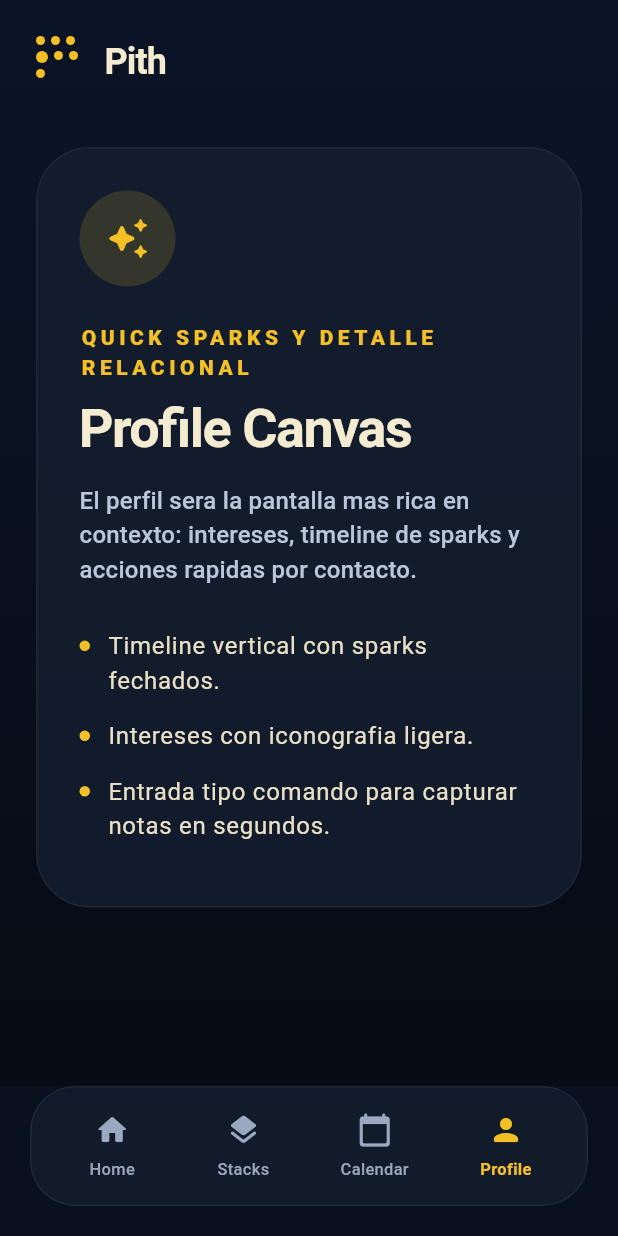
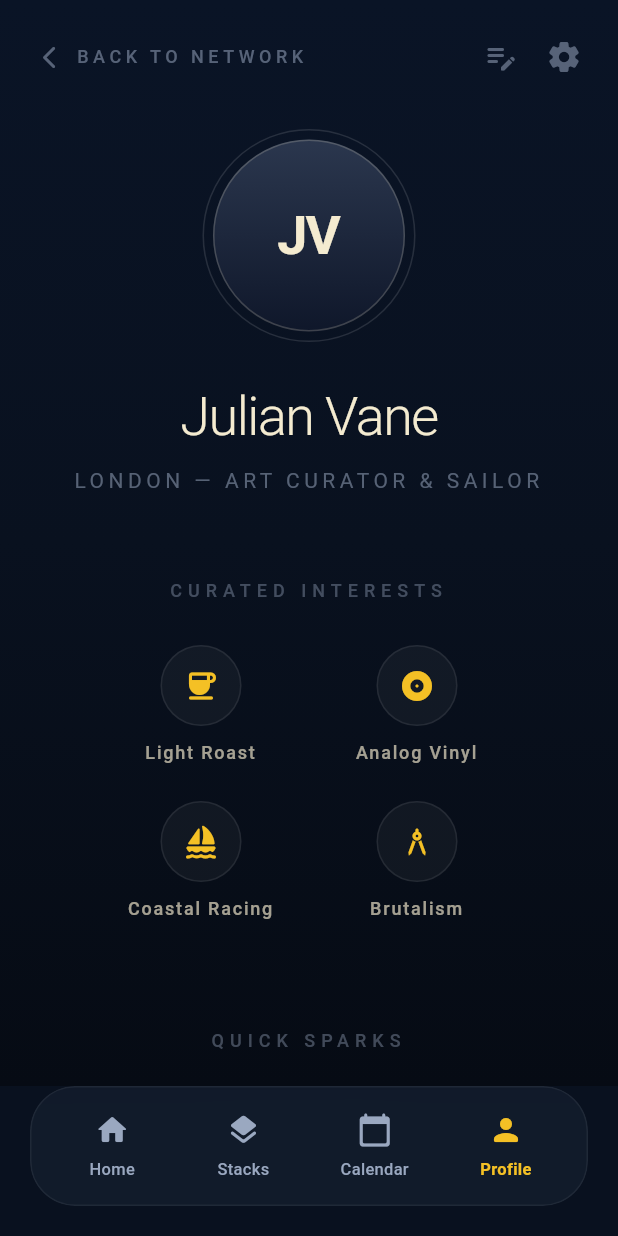
Before and after one commit to favodev/pith, a Flutter app: the screen it shows after launch, item 4 of the bottom bar chosen, on a phone screen of 412 x 824 dp. Run offline on Flutter 3.47's test engine with Material 3 defaults, Android fonts, the light colour scheme and no system bars.

Commit message:
feat: add ProfileCanvasScreen and integrate profile data with interests and sparks

```diff
--- a/lib/app.dart
+++ b/lib/app.dart
@@ -6,6 +6,7 @@ import 'core/models/pith_models.dart';
 import 'core/theme/pith_theme.dart';
 import 'features/birthdays/birthday_stack_screen.dart';
 import 'features/home/home_dashboard_screen.dart';
+import 'features/profile/profile_canvas_screen.dart';
 import 'features/search/power_search_screen.dart';
 import 'features/shared/common_widgets.dart';
 import 'features/shared/preview_screen.dart';
@@ -158,6 +159,36 @@ class _PithShellState extends State<PithShell>
     ),
   ];
 
+  static const _profile = ContactProfile(
+    name: 'Julian Vane',
+    subtitle: 'LONDON — ART CURATOR & SAILOR',
+    initials: 'JV',
+    interests: [
+      ProfileInterest(label: 'Light Roast', icon: Icons.coffee_rounded),
+      ProfileInterest(label: 'Analog Vinyl', icon: Icons.album_rounded),
+      ProfileInterest(label: 'Coastal Racing', icon: Icons.sailing_rounded),
+      ProfileInterest(label: 'Brutalism', icon: Icons.architecture_rounded),
+    ],
+    sparks: [
+      QuickSparkEntry(
+        dateLabel: 'OCT 14, 2023',
+        content:
+            'Mentioned wanting a first edition of "The Old Man and the Sea". Prefers the 1952 Scribner\'s cover.',
+        highlighted: true,
+      ),
+      QuickSparkEntry(
+        dateLabel: 'SEP 28, 2023',
+        content:
+            'Gift Idea: A high-quality set of brass drafting tools for his architectural sketches.',
+      ),
+      QuickSparkEntry(
+        dateLabel: 'AUG 12, 2023',
+        content:
+            'Loves bitter chocolate and small-batch mezcal. Specifically mentions Joven styles.',
+      ),
+    ],
+  );
+
   final List<ShellTabItem> _tabs = const [
     ShellTabItem(label: 'Home', icon: Icons.home_rounded),
     ShellTabItem(label: 'Stacks', icon: Icons.layers_rounded),
@@ -234,17 +265,8 @@ class _PithShellState extends State<PithShell>
         ],
         icon: Icons.radar_rounded,
       ),
-      const PreviewScreen(
-        title: 'Profile Canvas',
-        eyebrow: 'Quick Sparks y detalle relacional',
-        description:
-            'El perfil sera la pantalla mas rica en contexto: intereses, timeline de sparks y acciones rapidas por contacto.',
-        bulletPoints: [
-          'Timeline vertical con sparks fechados.',
-          'Intereses con iconografia ligera.',
-          'Entrada tipo comando para capturar notas en segundos.',
-        ],
-        icon: Icons.auto_awesome_rounded,
+      const ProfileCanvasScreen(
+        profile: _profile,
       ),
     ];
 
--- a/lib/core/models/pith_models.dart
+++ b/lib/core/models/pith_models.dart
@@ -88,3 +88,41 @@ class SearchContact {
   final Color statusColor;
   final bool highlighted;
 }
+
+class ProfileInterest {
+  const ProfileInterest({
+    required this.label,
+    required this.icon,
+  });
+
+  final String label;
+  final IconData icon;
+}
+
+class QuickSparkEntry {
+  const QuickSparkEntry({
+    required this.dateLabel,
+    required this.content,
+    this.highlighted = false,
+  });
+
+  final String dateLabel;
+  final String content;
+  final bool highlighted;
+}
+
+class ContactProfile {
+  const ContactProfile({
+    required this.name,
+    required this.subtitle,
+    required this.initials,
+    required this.interests,
+    required this.sparks,
+  });
+
+  final String name;
+  final String subtitle;
+  final String initials;
+  final List<ProfileInterest> interests;
+  final List<QuickSparkEntry> sparks;
+}
--- /dev/null
+++ b/lib/features/profile/profile_canvas_screen.dart
@@ -0,0 +1,324 @@
+import 'package:flutter/material.dart';
+
+import '../../core/models/pith_models.dart';
+
+class ProfileCanvasScreen extends StatelessWidget {
+  const ProfileCanvasScreen({
+    super.key,
+    required this.profile,
+  });
+
+  final ContactProfile profile;
+
+  @override
+  Widget build(BuildContext context) {
+    final textTheme = Theme.of(context).textTheme;
+
+    return CustomScrollView(
+      slivers: [
+        SliverPadding(
+          padding: const EdgeInsets.fromLTRB(24, 26, 24, 32),
+          sliver: SliverList(
+            delegate: SliverChildListDelegate(
+              [
+                Row(
+                  mainAxisAlignment: MainAxisAlignment.spaceBetween,
+                  children: [
+                    Row(
+                      children: [
+                        const Icon(
+                          Icons.arrow_back_ios_rounded,
+                          size: 18,
+                          color: Color(0x889AA8C0),
+                        ),
+                        const SizedBox(width: 8),
+                        Text(
+                          'BACK TO NETWORK',
+                          style: textTheme.labelMedium?.copyWith(
+                            color: const Color(0x889AA8C0),
+                            letterSpacing: 3,
+                          ),
+                        ),
+                      ],
+                    ),
+                    const Row(
+                      children: [
+                        Icon(Icons.edit_note_rounded, color: Color(0x889AA8C0)),
+                        SizedBox(width: 18),
+                        Icon(Icons.settings_rounded, color: Color(0x889AA8C0)),
+                      ],
+                    ),
+                  ],
+                ),
+                const SizedBox(height: 36),
+                Center(
+                  child: Container(
+                    width: 142,
+                    height: 142,
+                    padding: const EdgeInsets.all(6),
+                    decoration: BoxDecoration(
+                      shape: BoxShape.circle,
+                      border: Border.all(color: Colors.white.withValues(alpha: 0.12)),
+                    ),
+                    child: Container(
+                      decoration: BoxDecoration(
+                        shape: BoxShape.circle,
+                        gradient: const LinearGradient(
+                          begin: Alignment.topCenter,
+                          end: Alignment.bottomCenter,
+                          colors: [Color(0xFF2B374E), Color(0xFF0F172A)],
+                        ),
+                        border: Border.all(color: const Color(0x33F4EBD0)),
+                      ),
+                      alignment: Alignment.center,
+                      child: Text(
+                        profile.initials,
+                        style: textTheme.displaySmall?.copyWith(
+                          fontWeight: FontWeight.w700,
+                          color: const Color(0xFFF4EBD0),
+                          letterSpacing: -1.2,
+                        ),
+                      ),
+                    ),
+                  ),
+                ),
+                const SizedBox(height: 28),
+                Text(
+                  profile.name,
+                  textAlign: TextAlign.center,
+                  style: textTheme.displaySmall?.copyWith(
+                    fontWeight: FontWeight.w300,
+                    letterSpacing: -1,
+                  ),
+                ),
+                const SizedBox(height: 10),
+                Text(
+                  profile.subtitle,
+                  textAlign: TextAlign.center,
+                  style: textTheme.labelLarge?.copyWith(
+                    color: const Color(0x889AA8C0),
+                    letterSpacing: 3,
+                    fontWeight: FontWeight.w400,
+                  ),
+                ),
+                const SizedBox(height: 56),
+                Text(
+                  'CURATED INTERESTS',
+                  textAlign: TextAlign.center,
+                  style: textTheme.labelMedium?.copyWith(
+                    color: const Color(0x669AA8C0),
+                    letterSpacing: 4,
+                  ),
+                ),
+                const SizedBox(height: 28),
+                Wrap(
+                  alignment: WrapAlignment.center,
+                  spacing: 28,
+                  runSpacing: 24,
+                  children: [
+                    for (final interest in profile.interests)
+                      _InterestBadge(interest: interest),
+                  ],
+                ),
+                const SizedBox(height: 72),
+                Text(
+                  'QUICK SPARKS',
+                  textAlign: TextAlign.center,
+                  style: textTheme.labelMedium?.copyWith(
+                    color: const Color(0x669AA8C0),
+                    letterSpacing: 4,
+                  ),
+                ),
+                const SizedBox(height: 30),
+                for (final spark in profile.sparks) ...[
+                  _SparkTimelineEntry(entry: spark),
+                  const SizedBox(height: 34),
+                ],
+                const SizedBox(height: 24),
+                const _SparkComposer(),
+                const SizedBox(height: 18),
+                const _ProfileActionsRow(),
+                const SizedBox(height: 130),
+              ],
+            ),
+          ),
+        ),
+      ],
+    );
+  }
+}
+
+class _InterestBadge extends StatelessWidget {
+  const _InterestBadge({required this.interest});
+
+  final ProfileInterest interest;
+
+  @override
+  Widget build(BuildContext context) {
+    return SizedBox(
+      width: 116,
+      child: Column(
+        mainAxisSize: MainAxisSize.min,
+        children: [
+          Container(
+            width: 54,
+            height: 54,
+            decoration: BoxDecoration(
+              shape: BoxShape.circle,
+              color: Colors.white.withValues(alpha: 0.04),
+              border: Border.all(color: Colors.white.withValues(alpha: 0.08)),
+            ),
+            child: Icon(interest.icon, color: const Color(0xFFF4C025), size: 24),
+          ),
+          const SizedBox(height: 10),
+          Text(
+            interest.label,
+            textAlign: TextAlign.center,
+            style: Theme.of(context).textTheme.labelMedium?.copyWith(
+              color: const Color(0xB3E8DFC5),
+              letterSpacing: 1.2,
+            ),
+          ),
+        ],
+      ),
+    );
+  }
+}
+
+class _SparkTimelineEntry extends StatelessWidget {
+  const _SparkTimelineEntry({required this.entry});
+
+  final QuickSparkEntry entry;
+
+  @override
+  Widget build(BuildContext context) {
+    final dotColor = entry.highlighted
+        ? const Color(0xFFF4C025)
+        : const Color(0x339AA8C0);
+    final dateColor = entry.highlighted
+        ? const Color(0x99F4C025)
+        : const Color(0x669AA8C0);
+
+    return Row(
+      crossAxisAlignment: CrossAxisAlignment.start,
+      children: [
+        SizedBox(
+          width: 22,
+          child: Column(
+            children: [
+              Container(
+                width: 10,
+                height: 10,
+                decoration: BoxDecoration(
+                  shape: BoxShape.circle,
+                  color: dotColor,
+                ),
+              ),
+              Container(
+                width: 1,
+                height: 108,
+                color: Colors.white.withValues(alpha: 0.08),
+              ),
+            ],
+          ),
+        ),
+        const SizedBox(width: 16),
+        Expanded(
+          child: Padding(
+            padding: const EdgeInsets.only(top: 1),
+            child: Column(
+              crossAxisAlignment: CrossAxisAlignment.start,
+              children: [
+                Text(
+                  entry.dateLabel,
+                  style: Theme.of(context).textTheme.labelMedium?.copyWith(
+                    color: dateColor,
+                    letterSpacing: 2.4,
+                    fontWeight: FontWeight.w600,
+                  ),
+                ),
+                const SizedBox(height: 10),
+                Text(
+                  entry.content,
+                  style: Theme.of(context).textTheme.titleLarge?.copyWith(
+                    fontWeight: FontWeight.w300,
+                    height: 1.45,
+                    color: const Color(0xE6F4EBD0),
+                  ),
+                ),
+              ],
+            ),
+          ),
+        ),
+      ],
+    );
+  }
+}
+
+class _SparkComposer extends StatelessWidget {
+  const _SparkComposer();
+
+  @override
+  Widget build(BuildContext context) {
+    return Container(
+      decoration: BoxDecoration(
+        color: const Color(0x1A1E293B),
+        borderRadius: BorderRadius.circular(32),
+        border: Border.all(color: Colors.white.withValues(alpha: 0.08)),
+      ),
+      padding: const EdgeInsets.symmetric(horizontal: 18, vertical: 8),
+      child: const TextField(
+        decoration: InputDecoration(
+          border: InputBorder.none,
+          fillColor: Colors.transparent,
+          filled: false,
+          prefixIcon: Icon(Icons.terminal_rounded, color: Color(0x88F4C025)),
+          hintText: 'Add a new spark for Julian...',
+          hintStyle: TextStyle(color: Color(0x449AA8C0)),
+          suffixIcon: Padding(
+            padding: EdgeInsets.only(right: 8),
+            child: Center(
+              widthFactor: 1,
+              child: Text(
+                'CMD + K',
+                style: TextStyle(
+                  color: Color(0x449AA8C0),
+                  fontSize: 10,
+                  letterSpacing: 1.2,
+                ),
+              ),
+            ),
+          ),
+        ),
+        style: TextStyle(
+          color: Color(0xFFF4EBD0),
+          fontWeight: FontWeight.w400,
+          letterSpacing: 0.2,
+        ),
+      ),
+    );
+  }
+}
+
+class _ProfileActionsRow extends StatelessWidget {
+  const _ProfileActionsRow();
+
+  @override
+  Widget build(BuildContext context) {
+    const actions = ['LOG MEETING', 'SET REMINDER', 'SHARE PROFILE'];
+
+    return Row(
+      mainAxisAlignment: MainAxisAlignment.spaceEvenly,
+      children: [
+        for (final action in actions)
+          Text(
+            action,
+            style: Theme.of(context).textTheme.labelMedium?.copyWith(
+              color: const Color(0x449AA8C0),
+              letterSpacing: 2.2,
+            ),
+          ),
+      ],
+    );
+  }
+}
```
Also changed, not shown: 1 other file.
